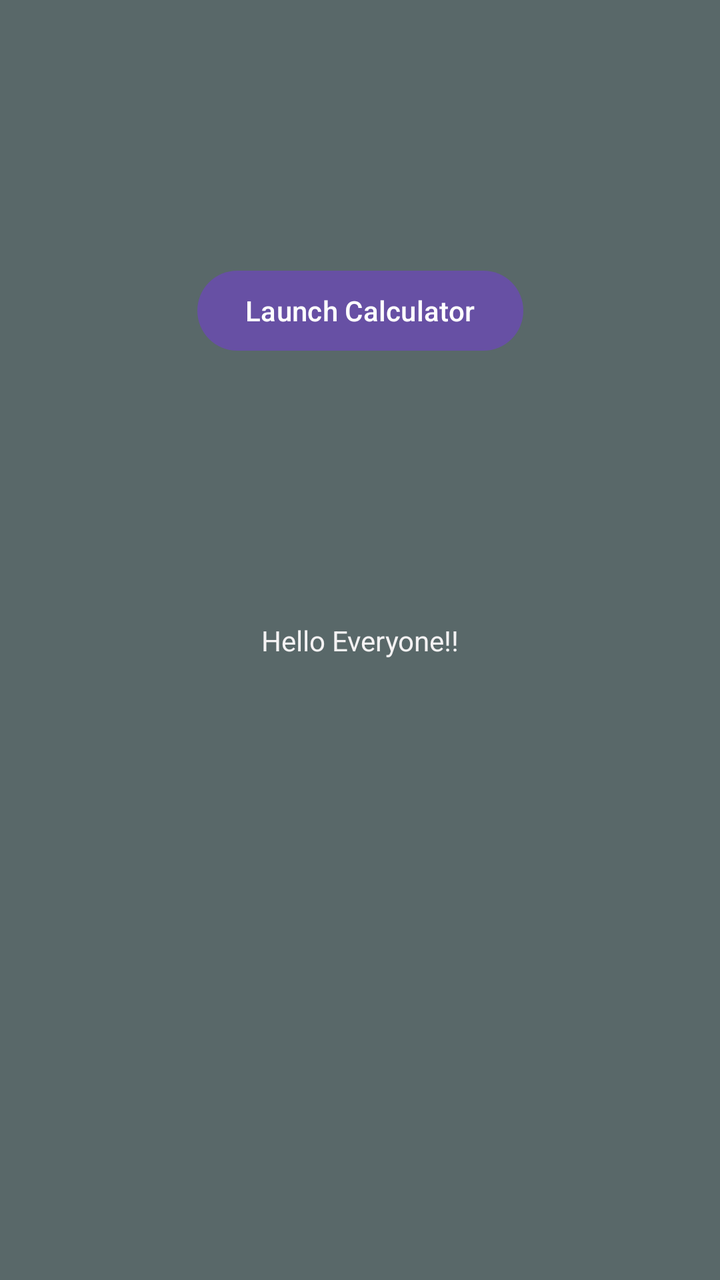
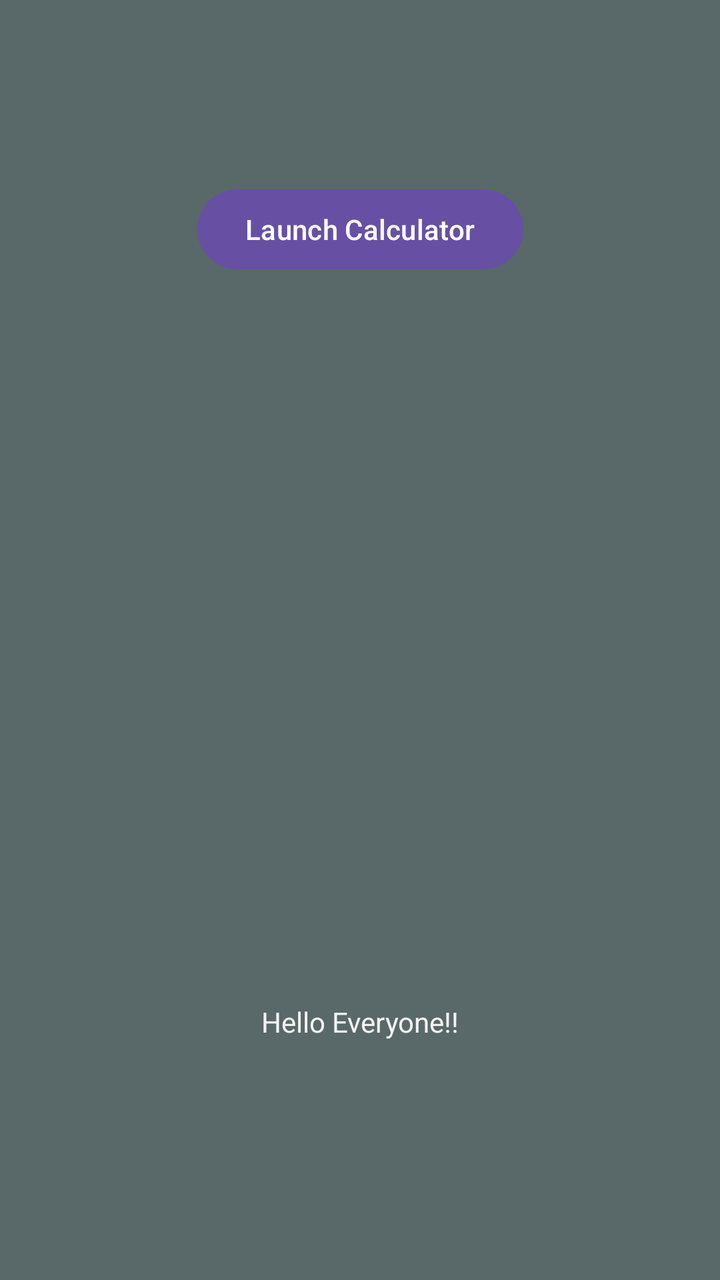

The first picture is an Android layout as it rendered before a commit; the second is the same layout after the commit. The layout source and the unified diff follow.
<!-- AndroidManifest.xml: application theme Theme.PhoneBill -->
<!-- res/layout/activity_main.xml -->
<?xml version="1.0" encoding="utf-8"?>
<androidx.constraintlayout.widget.ConstraintLayout xmlns:android="http://schemas.android.com/apk/res/android"
    xmlns:app="http://schemas.android.com/apk/res-auto"
    xmlns:tools="http://schemas.android.com/tools"
    android:id="@+id/main"
    android:layout_width="match_parent"
    android:layout_height="match_parent"
    android:background="@color/grey"
    tools:context=".MainActivity">

    <TextView
        android:id="@+id/textView"
        android:layout_width="wrap_content"
        android:layout_height="wrap_content"
        android:text="@string/hello_class"
        android:textColor="@color/white"
        app:layout_constraintBottom_toBottomOf="parent"
        app:layout_constraintEnd_toEndOf="parent"
        app:layout_constraintStart_toStartOf="parent"
        app:layout_constraintTop_toTopOf="parent" />

    <Button
        android:id="@+id/button"
        android:layout_width="wrap_content"
        android:layout_height="wrap_content"
        android:onClick="launchCalculator"
        android:text="@string/launch_calculator"
        app:layout_constraintBottom_toTopOf="@+id/textView"
        app:layout_constraintEnd_toEndOf="parent"
        app:layout_constraintStart_toStartOf="parent"
        app:layout_constraintTop_toTopOf="parent" />

</androidx.constraintlayout.widget.ConstraintLayout>
<!-- resources referenced by this layout -->
<resources>
  <color name="grey">#596869</color>
  <color name="white">#f4f2f3</color>
  <string name="hello_class">Hello Everyone!!</string>
  <string name="launch_calculator">Launch Calculator</string>
  <style name="Theme.PhoneBill" parent="Base.Theme.PhoneBill" />
  <style name="Base.Theme.PhoneBill" parent="Theme.Material3.DayNight.NoActionBar">
          
          
      </style>
</resources>

<!-- the commit's change to res/layout/activity_main.xml (unified diff, before → after) -->
@@ -8,8 +8,32 @@
     android:background="@color/grey"
     tools:context=".MainActivity">
 
+    <Button
+        android:id="@+id/launchCalculator"
+        android:layout_width="wrap_content"
+        android:layout_height="wrap_content"
+        android:onClick="launchCalculator"
+        android:text="@string/launch_calculator"
+        app:layout_constraintBottom_toTopOf="@+id/sums"
+        app:layout_constraintEnd_toEndOf="parent"
+        app:layout_constraintStart_toStartOf="parent"
+        app:layout_constraintTop_toTopOf="parent" />
+
+    <ListView
+        android:id="@+id/sums"
+        android:layout_width="409dp"
+        android:layout_height="152dp"
+        tools:layout_editor_absoluteX="1dp"
+        tools:layout_editor_absoluteY="203dp"
+        app:layout_constraintTop_toBottomOf="@id/hello"
+        app:layout_constraintEnd_toEndOf="parent"
+        app:layout_constraintStart_toStartOf="parent"
+        app:layout_constraintBottom_toTopOf="@id/launchCalculator" />
+
+
+
     <TextView
-        android:id="@+id/textView"
+        android:id="@+id/hello"
         android:layout_width="wrap_content"
         android:layout_height="wrap_content"
         android:text="@string/hello_class"
@@ -17,17 +41,8 @@
         app:layout_constraintBottom_toBottomOf="parent"
         app:layout_constraintEnd_toEndOf="parent"
         app:layout_constraintStart_toStartOf="parent"
-        app:layout_constraintTop_toTopOf="parent" />
+        app:layout_constraintTop_toBottomOf="@id/sums" />
 
-    <Button
-        android:id="@+id/button"
-        android:layout_width="wrap_content"
-        android:layout_height="wrap_content"
-        android:onClick="launchCalculator"
-        android:text="@string/launch_calculator"
-        app:layout_constraintBottom_toTopOf="@+id/textView"
-        app:layout_constraintEnd_toEndOf="parent"
-        app:layout_constraintStart_toStartOf="parent"
-        app:layout_constraintTop_toTopOf="parent" />
+
 
 </androidx.constraintlayout.widget.ConstraintLayout>
